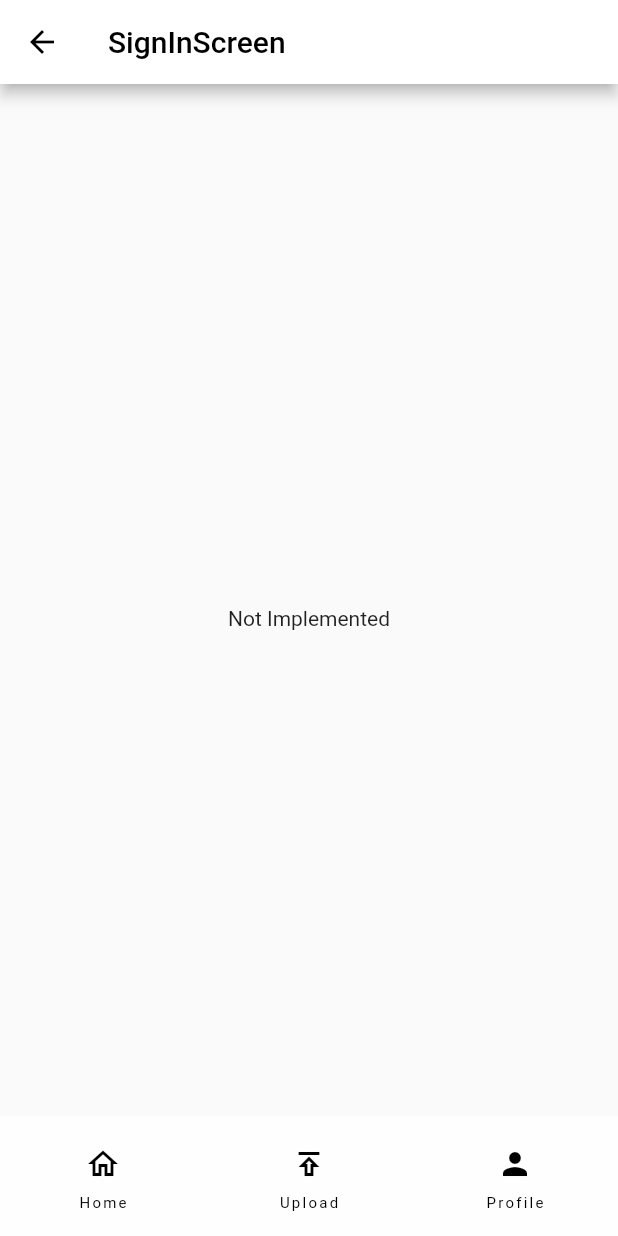
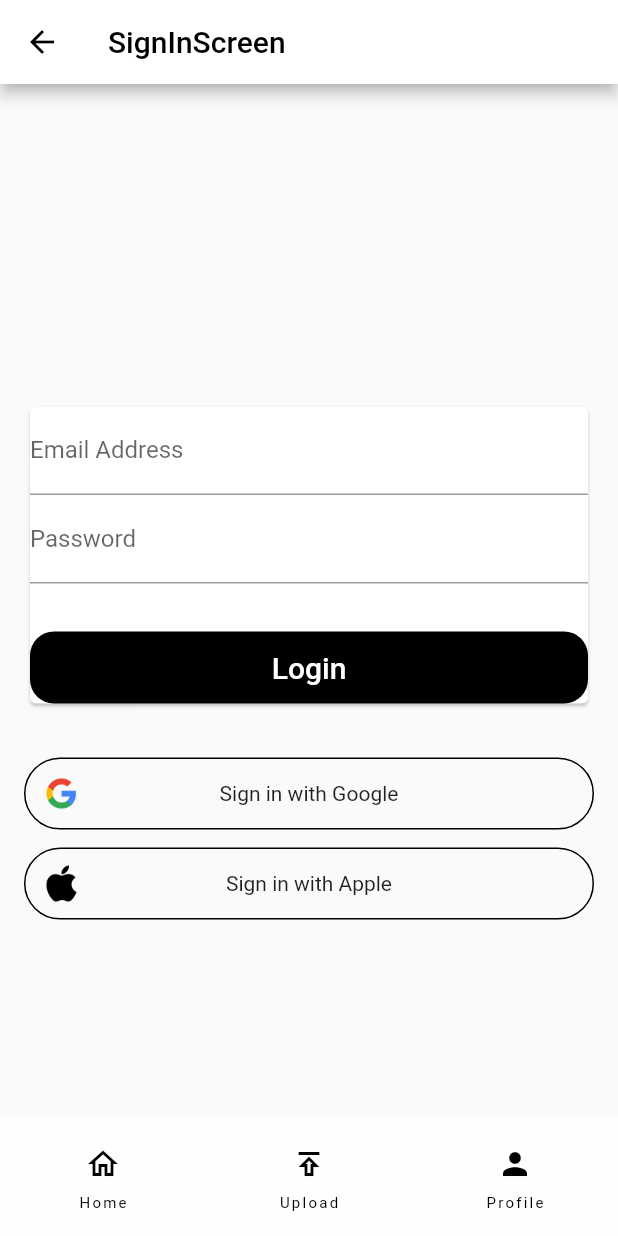
Before and after one commit to 0x6Ain/lose_It_up_app, a Flutter app: the SignInScreen screen opened by its route, on a phone screen of 412 x 824 dp. Run offline on Flutter 3.47's test engine with Material 2 defaults, Android fonts, the light colour scheme and no system bars; our stand-ins replace flutter_dotenv, freezed_annotation, go_router, riverpod, riverpod_annotation, rxdart; generated files the repository leaves out were written again; network calls fail.

Commit message:
feat: Add sign in UI

```diff
--- a/lib/features/authentication/presentation/sign_in/sign_in_screen.dart
+++ b/lib/features/authentication/presentation/sign_in/sign_in_screen.dart
@@ -1,14 +1,125 @@
 import 'package:flutter/material.dart';
+import 'package:lose_it_up_app/common/button_layout/base_icon_text_button.dart';
+import 'package:lose_it_up_app/common/button_layout/base_text_button.dart';
+import 'package:lose_it_up_app/constants/app_sizes.dart';
+import 'package:lose_it_up_app/features/authentication/presentation/sign_in/sign_in_validators.dart';
 
-class SignInScreen extends StatelessWidget {
+class SignInScreen extends StatefulWidget {
   const SignInScreen({super.key});
+
+  @override
+  State<SignInScreen> createState() => _SignInScreenState();
+}
+
+class _SignInScreenState extends State<SignInScreen> with SignInValidators {
+  final _formKey = GlobalKey<FormState>();
+  final _node = FocusScopeNode();
+  final _emailController = TextEditingController();
+  final _passwordController = TextEditingController();
+
+  String get email => _emailController.text;
+  String get password => _passwordController.text;
+
+  @override
+  void dispose() {
+    _node.dispose();
+    _emailController.dispose();
+    _passwordController.dispose();
+    super.dispose();
+  }
+
+  void _emailEditingComplete() {
+    if (canSubmit(email)) {
+      _node.nextFocus();
+    }
+  }
 
   @override
   Widget build(BuildContext context) {
     return Scaffold(
-      extendBodyBehindAppBar: true,
       appBar: AppBar(title: const Text('SignInScreen')),
-      body: const Center(child: Text('Not Implemented')),
+      body: Padding(
+        padding: const EdgeInsets.symmetric(horizontal: 16.0),
+        child: Column(mainAxisAlignment: MainAxisAlignment.center, children: [
+          Card(
+            child: FocusScope(
+              node: _node,
+              child: SingleChildScrollView(
+                child: Form(
+                  key: _formKey,
+                  child: Column(
+                    mainAxisSize: MainAxisSize.min,
+                    children: [
+                      TextFormField(
+                        controller: _emailController,
+                        onTapOutside: (_) => FocusScope.of(context).unfocus(),
+                        decoration: const InputDecoration(
+                          labelText: 'Email Address',
+                        ),
+                        keyboardType: TextInputType.emailAddress,
+                        autocorrect: false,
+                        textCapitalization: TextCapitalization.none,
+                        validator: (value) {
+                          if (value == null || value.trim().isEmpty || !value.contains('@')) {
+                            return 'Please enter a valid email address';
+                          }
+                          return null;
+                        },
+                        onSaved: (value) {
+                          // _enteredEmail = value!;
+                        },
+                        onEditingComplete: () => _emailEditingComplete(),
+                      ),
+                      TextFormField(
+                        controller: _passwordController,
+                        decoration: const InputDecoration(
+                          labelText: 'Password',
+                        ),
+                        autocorrect: false,
+                        validator: (value) {
+                          if (value == null || value.trim().length < 8) {
+                            return 'Please enter a valid email address';
+                          }
+                          return null;
+                        },
+                        onSaved: (value) {
+                          // _enteredEmail = value!;
+                        },
+                      ),
+                      gapH32,
+                      BaseTextButton(
+                        text: 'Login',
+                        onPressed: () {
+                          //TODO:
+                          print('login');
+                        },
+                      ),
+                    ],
+                  ),
+                ),
+              ),
+            ),
+          ),
+          gapH32,
+          BaseIconTextButton(
+            icon: "assets/icons/google_logo.png",
+            text: 'Sign in with Google',
+            onPressed: () {
+              //TODO:
+              print('Sign in with Google');
+            },
+          ),
+          gapH12,
+          BaseIconTextButton(
+            icon: "assets/icons/apple_logo.png",
+            text: 'Sign in with Apple',
+            onPressed: () {
+              //TODO:
+              print('Sign in with Apple');
+            },
+          ),
+        ]),
+      ),
     );
   }
 }
--- /dev/null
+++ b/lib/features/authentication/presentation/sign_in/sign_in_validators.dart
@@ -0,0 +1,11 @@
+import 'package:lose_it_up_app/features/authentication/presentation/sign_in/string_validators.dart';
+
+mixin SignInValidators {
+  final StringValidator emailSubmitValidator = EmailSubmitRegexValidator();
+  final StringValidator passworRegisterSubmitValidator = MinLengthStringValidator(8);
+  final StringValidator passworSignInSubmitValidator = NonEmptyStringValidator();
+
+  bool canSubmit(String email) {
+    return emailSubmitValidator.isValid(email);
+  }
+}
```
Also changed, not shown: lib/features/authentication/presentation/sign_in/string_validators.dart (added, +71 -0 lines).
